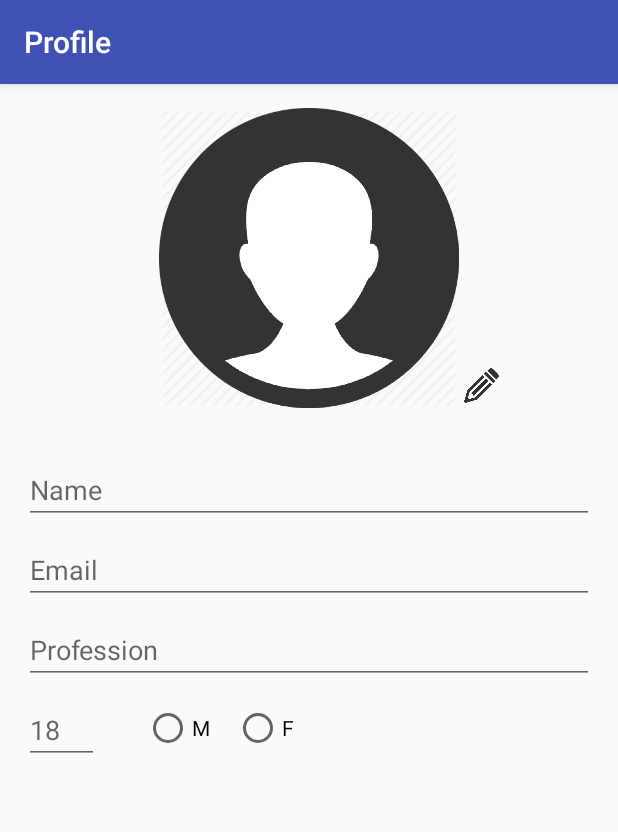
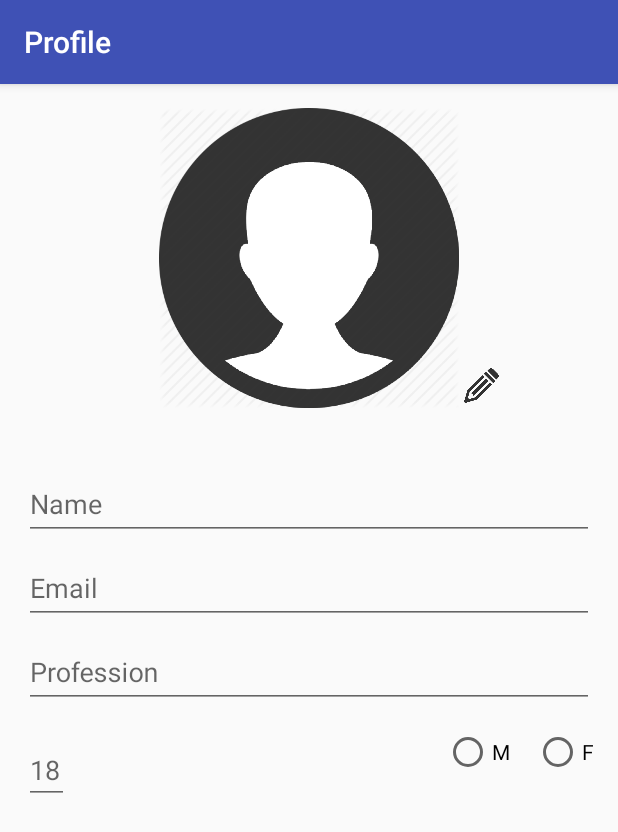
Before and after one commit to vickey20/CoWork, an Android app: the ViewProfileActivity screen opened directly, with no data from a screen before it, on a phone screen of 412 x 824 dp. Shown: the top 832 px of the screen. Run offline under Robolectric (Android 15) with nearby library versions, the phone set to English and light mode, and no system bars.

Commit message:
Updated ViewProfileActivity views

```diff
--- a/app/src/main/java/com/vickey/cowork/activity/LoginActivity.java
+++ b/app/src/main/java/com/vickey/cowork/activity/LoginActivity.java
@@ -54,7 +54,6 @@ import org.json.JSONObject;
 
 import java.util.ArrayList;
 import java.util.Arrays;
-import java.util.Calendar;
 import java.util.List;
 
 import static android.Manifest.permission.READ_CONTACTS;
--- a/app/src/main/java/com/vickey/cowork/activity/ViewProfileActivity.java
+++ b/app/src/main/java/com/vickey/cowork/activity/ViewProfileActivity.java
@@ -42,6 +42,8 @@ public class ViewProfileActivity extends AppCompatActivity {
         mEditTextEmail = (EditText) findViewById(R.id.editTextEmail);
         mEditTextProfession = (EditText) findViewById(R.id.editTextProfession);
         mEditTextAge = (EditText) findViewById(R.id.editTextAge);
+
+        mEditTextAge.setKeyListener(null);
 
         mRadioGroup = (RadioGroup) findViewById(R.id.radioGroupGender);
 
--- a/app/src/main/java/com/vickey/cowork/utilities/HelperClass.java
+++ b/app/src/main/java/com/vickey/cowork/utilities/HelperClass.java
@@ -18,12 +18,8 @@ import com.vickey.cowork.R;
 import com.vickey.cowork.UserProfile;
 
 import java.io.ByteArrayOutputStream;
-import java.net.MalformedURLException;
-import java.net.URL;
 import java.util.ArrayList;
-import java.util.HashMap;
-import java.util.List;
-import java.util.Map;
+import java.util.Calendar;
 
 /**
  * Created by vikram on 11/19/2015.
@@ -270,11 +266,33 @@ public class HelperClass {
 
         editor.putString(Constants.PreferenceKeys.KEY_USER_NAME, profile.getName());
         editor.putString(Constants.PreferenceKeys.KEY_USER_BIRTHDAY, profile.getBirthday());
+        editor.putInt(Constants.PreferenceKeys.KEY_USER_AGE, getAgeFromBday(profile.getBirthday()));
         editor.putString(Constants.PreferenceKeys.KEY_USER_EMAIL, profile.getEmail());
         editor.putString(Constants.PreferenceKeys.KEY_USER_GENDER, profile.getGender());
         editor.putString(Constants.PreferenceKeys.KEY_USER_PROFESSION, profile.getProfession());
 
         editor.commit();
+    }
+
+    private int getAgeFromBday(String bday){
+
+        String[] array = bday.split("/");
+        int month = Integer.parseInt(array[0]);
+        int day = Integer.parseInt(array[1]);
+        int year = Integer.parseInt(array[2]);
+
+        Calendar dob = Calendar.getInstance();
+        Calendar today = Calendar.getInstance();
+
+        dob.set(year, month, day);
+
+        int age = today.get(Calendar.YEAR) - dob.get(Calendar.YEAR);
+
+        if (today.get(Calendar.DAY_OF_YEAR) < dob.get(Calendar.DAY_OF_YEAR)){
+            age--;
+        }
+
+        return age;
     }
 
     public ArrayList<CoWork> getNearbyCoworkList(Location location){
--- a/app/src/main/res/layout/activity_view_profile.xml
+++ b/app/src/main/res/layout/activity_view_profile.xml
@@ -51,47 +51,66 @@
                 android:layout_margin="@dimen/activity_vertical_margin"
                 android:orientation="vertical">
 
-                <EditText
-                    android:id="@+id/editTextName"
-                    android:layout_width="match_parent"
-                    android:layout_height="wrap_content"
-                    android:hint="Name"/>
+                <android.support.design.widget.TextInputLayout android:layout_width="match_parent"
+                    android:layout_height="wrap_content">
 
-                <EditText
-                    android:id="@+id/editTextEmail"
+                    <AutoCompleteTextView android:id="@+id/editTextName" android:layout_width="match_parent"
+                        android:layout_height="wrap_content" android:hint="Name"
+                        android:inputType="text" android:maxLines="1"
+                        android:singleLine="true" />
+
+                </android.support.design.widget.TextInputLayout>
+
+                <android.support.design.widget.TextInputLayout android:layout_width="match_parent"
+                    android:layout_height="wrap_content">
+
+                    <AutoCompleteTextView android:id="@+id/editTextEmail" android:layout_width="match_parent"
+                        android:layout_height="wrap_content" android:hint="Email"
+                        android:inputType="textEmailAddress" android:maxLines="1"
+                        android:singleLine="true" />
+
+                </android.support.design.widget.TextInputLayout>
+
+                <android.support.design.widget.TextInputLayout android:layout_width="match_parent"
+                    android:layout_height="wrap_content">
+
+                    <AutoCompleteTextView android:id="@+id/editTextProfession" android:layout_width="match_parent"
+                        android:layout_height="wrap_content" android:hint="Profession"
+                        android:inputType="text" android:maxLines="1"
+                        android:singleLine="true" />
+
+                </android.support.design.widget.TextInputLayout>
+
+                <LinearLayout
                     android:layout_width="match_parent"
                     android:layout_height="wrap_content"
                     android:layout_marginTop="8dp"
-                    android:hint="Email"/>
-
-                <EditText
-                    android:id="@+id/editTextProfession"
-                    android:layout_width="match_parent"
-                    android:layout_height="wrap_content"
-                    android:layout_marginTop="8dp"
-                    android:hint="Profession"/>
-
-                <LinearLayout
-                    android:layout_width="wrap_content"
-                    android:layout_height="wrap_content"
-                    android:layout_marginTop="8dp"
+                    android:weightSum="1"
                     android:orientation="horizontal">
 
-                    <EditText
-                        android:id="@+id/editTextAge"
-                        android:layout_width="50dp"
+                    <android.support.design.widget.TextInputLayout android:layout_width="0dp"
                         android:layout_height="wrap_content"
-                        android:inputType="number"
-                        android:hint="Age"/>
+                        android:layout_weight=".5"
+                        android:gravity="left">
+
+                        <AutoCompleteTextView android:id="@+id/editTextAge" android:layout_width="30dp"
+                            android:layout_height="wrap_content" android:hint="Age"
+                            android:inputType="number" android:maxLines="1"
+                            android:singleLine="true" />
+
+                    </android.support.design.widget.TextInputLayout>
+
                     <RadioGroup
                         android:id="@+id/radioGroupGender"
-                        android:layout_width="match_parent"
+                        android:layout_width="0dp"
                         android:layout_height="wrap_content"
                         android:layout_marginLeft="30dp"
                         android:layout_marginTop="5dp"
                         android:layout_marginBottom="5dp"
                         android:orientation="horizontal"
-                        android:weightSum="2">
+                        android:layout_weight=".5"
+                        android:weightSum="2"
+                        android:gravity="right">
                         <RadioButton
                             android:layout_width="wrap_content"
                             android:layout_height="wrap_content"
```
